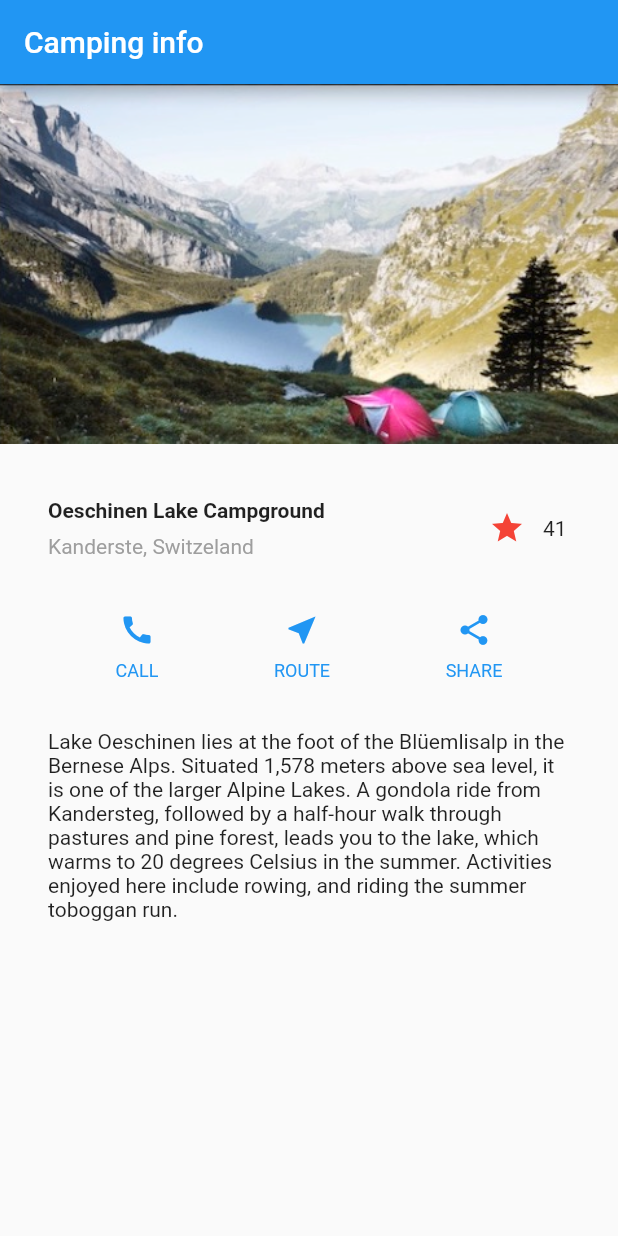
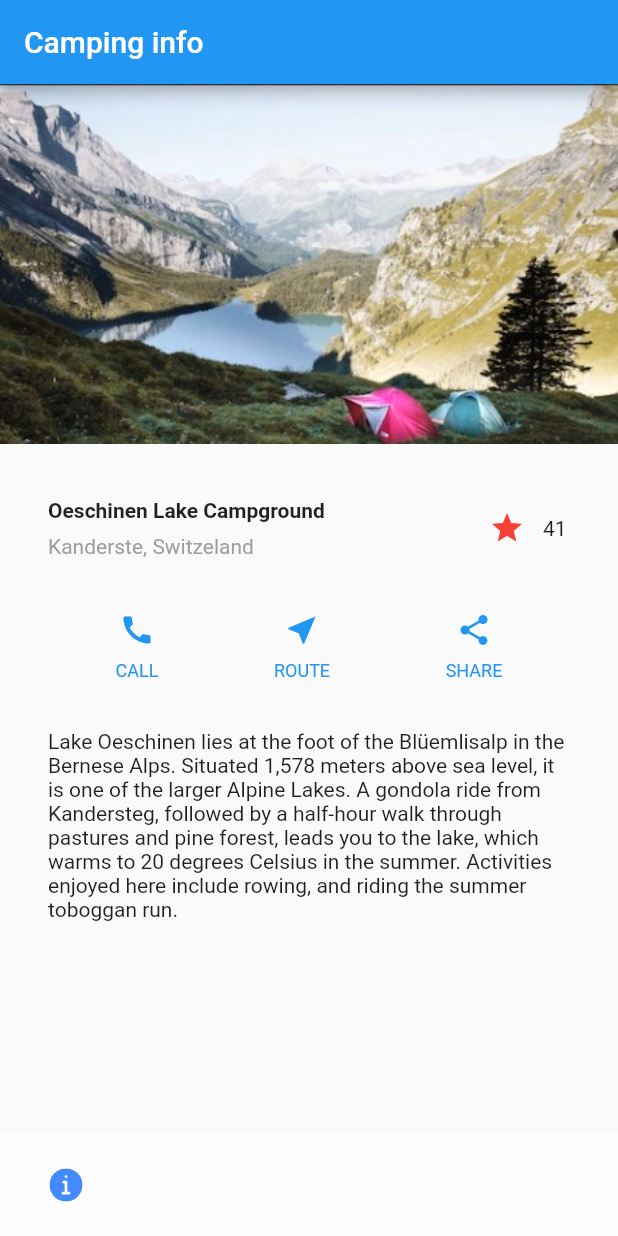
Before and after one commit to xinzhang/xz_camping_info, a Flutter app: the screen it shows after launch, on a phone screen of 412 x 824 dp. Run offline on Flutter 3.47's test engine with Material 2 defaults, Android fonts, the phone set to English and light mode, and no system bars; our stand-ins replace flutter_svg.

Commit message:
bottom nav bar

```diff
--- a/lib/camping_info.dart
+++ b/lib/camping_info.dart
@@ -1,7 +1,8 @@
 import 'package:flutter/material.dart';
-import 'package:xz_camping_info/components/text_section.dart';
+import 'package:xz_camping_info/components/bottom_navigation.dart';
+import 'package:xz_camping_info/components/camping/text_section.dart';
 
-import 'components/title_section.dart';
+import 'components/camping/title_section.dart';
 
 class CampingInfo extends StatelessWidget {
   @override
@@ -34,6 +35,7 @@ class CampingInfo extends StatelessWidget {
           ],
         ),
       ),
+      bottomNavigationBar: BottomNavigation(),
     );
   }
 
--- /dev/null
+++ b/lib/components/bottom_navigation.dart
@@ -0,0 +1,30 @@
+import 'package:flutter/material.dart';
+import 'package:flutter_svg/flutter_svg.dart';
+
+class BottomNavigation extends StatelessWidget {
+  @override
+  Widget build(BuildContext context) {
+    return Container(
+      padding: EdgeInsets.symmetric(horizontal: 20, vertical: 10),
+      color: Colors.white.withOpacity(0.5),
+      child: Row(
+        children: <Widget>[
+          buildIconNavBarItem(
+              icon: "assets/icons/info.svg", press: () => {}, isActive: true),
+        ],
+      ),
+    );
+  }
+
+  IconButton buildIconNavBarItem(
+      {String icon, Function press, bool isActive = false}) {
+    return IconButton(
+      icon: SvgPicture.asset(
+        icon,
+        color: isActive ? Colors.blueAccent : Color(0xFFD1D4D4),
+        height: 22,
+      ),
+      onPressed: press,
+    );
+  }
+}
--- a/lib/components/title_section.dart
+++ b/lib/components/camping/title_section.dart
@@ -1,5 +1,5 @@
 import 'package:flutter/material.dart';
-import 'package:xz_camping_info/components/favourite.dart';
+import 'package:xz_camping_info/components/camping/favourite.dart';
 
 class TitleSection extends StatelessWidget {
   const TitleSection({
--- a/pubspec.yaml
+++ b/pubspec.yaml
@@ -45,6 +45,7 @@ flutter:
     # To add assets to your application, add an assets section, like this:
     assets:
         - assets/images/
+        - assets/icons/
     # An image asset can refer to one or more resolution-specific "variants", see
     # https://flutter.dev/assets-and-images/#resolution-aware.
     # For details regarding adding assets from package dependencies, see
```
Also changed, not shown: assets/icons/info.svg (added), lib/components/camping/favourite.dart (renamed from lib/components/favourite.dart), lib/components/camping/text_section.dart (renamed from lib/components/text_section.dart).
